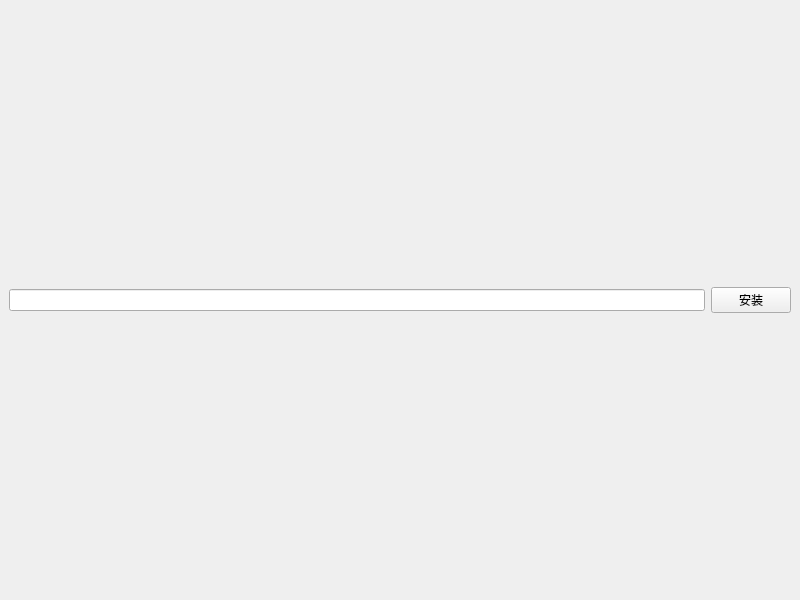
Old version of the form mainwindow.ui in the repository gfdgd-xi/deep-wine-runner.
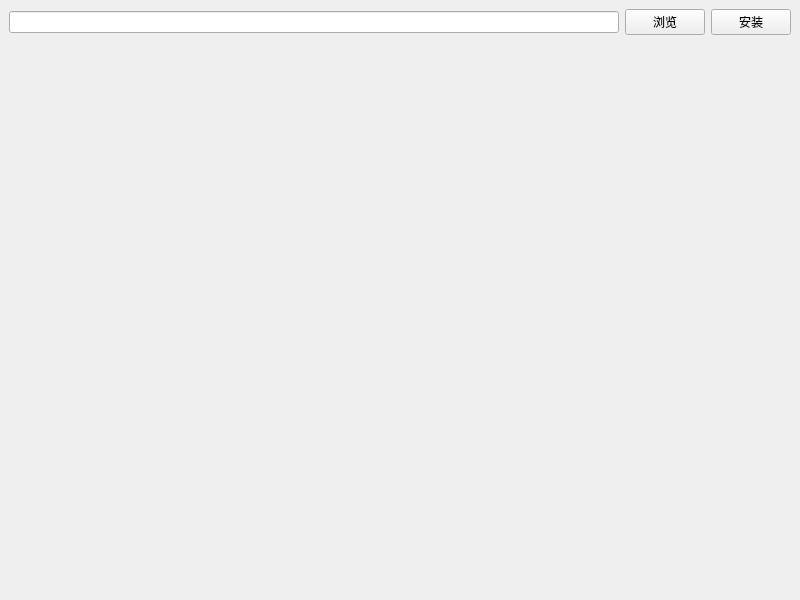
New version of the form.

The edit to the form file:
```diff
--- a/mainwindow.ui
+++ b/mainwindow.ui
@@ -20,6 +20,13 @@
       <item>
        <widget class="QLineEdit" name="debPath"/>
       </item>
+      <item>
+       <widget class="QPushButton" name="browserButton">
+        <property name="text">
+         <string>浏览</string>
+        </property>
+       </widget>
+      </item>
       <item>
        <widget class="QPushButton" name="installPath">
         <property name="text">
@@ -29,6 +36,19 @@
       </item>
      </layout>
     </item>
+    <item row="1" column="0">
+     <spacer name="verticalSpacer">
+      <property name="orientation">
+       <enum>Qt::Vertical</enum>
+      </property>
+      <property name="sizeHint" stdset="0">
+       <size>
+        <width>20</width>
+        <height>40</height>
+       </size>
+      </property>
+     </spacer>
+    </item>
    </layout>
   </widget>
   <action name="action1">
```
